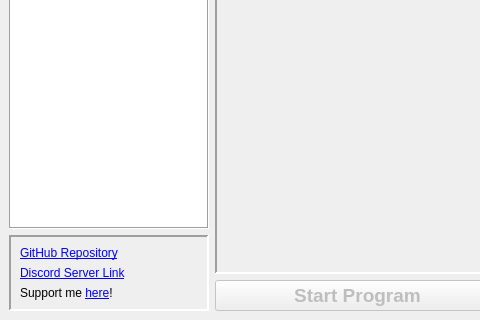
First picture: the form in mainwindow.ui, repository brianuuu/AutoController2, before the edit; both pictures show x 0 to 480 and y 266 to 586 of the 800 by 586 pixel window.
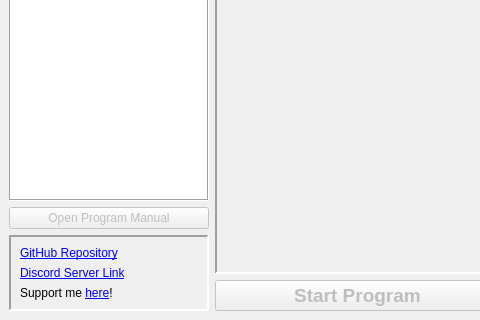
Second picture: the form after the edit.

Commit message: Added button to open manual

Diff of the .ui file:
```diff
--- a/mainwindow.ui
+++ b/mainwindow.ui
@@ -514,6 +514,16 @@
           </property>
          </widget>
         </item>
+        <item>
+         <widget class="QPushButton" name="PB_ProgramManual">
+          <property name="enabled">
+           <bool>false</bool>
+          </property>
+          <property name="text">
+           <string>Open Program Manual</string>
+          </property>
+         </widget>
+        </item>
         <item>
          <widget class="QFrame" name="frame">
           <property name="minimumSize">
```
The commit also changes 2 other files.
